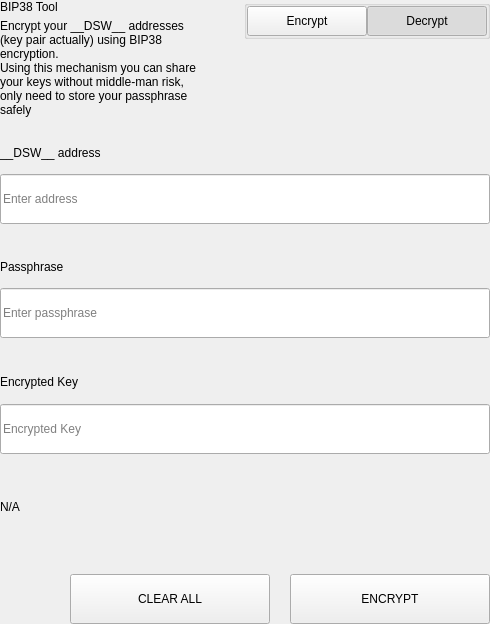
First picture: the form in src/qt/pivx/settings/forms/settingsbittoolwidget.ui, repository decenomy/DSW, before the edit.
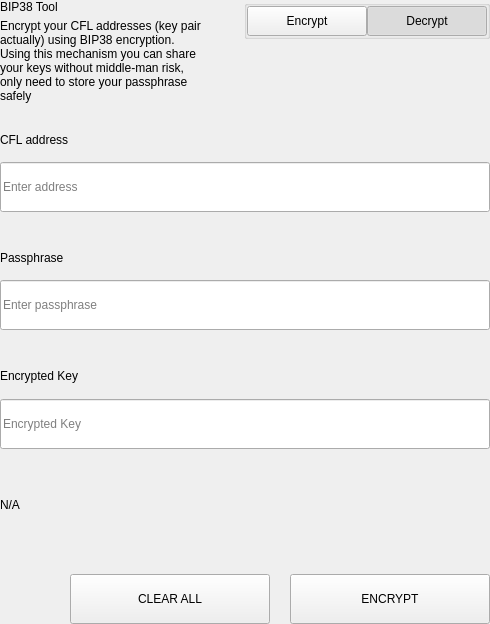
Second picture: the form after the edit.

Patch:
```diff
--- a/src/qt/pivx/settings/forms/settingsbittoolwidget.ui
+++ b/src/qt/pivx/settings/forms/settingsbittoolwidget.ui
@@ -69,7 +69,7 @@
             <item>
              <widget class="QLabel" name="labelSubtitle1">
               <property name="text">
-               <string>Encrypt your __DSW__ addresses (key pair actually) using BIP38 encryption.
+               <string>Encrypt your CFL addresses (key pair actually) using BIP38 encryption.
 Using this mechanism you can share your keys without middle-man risk, only need to store your passphrase safely</string>
               </property>
               <property name="wordWrap">
@@ -657,7 +657,7 @@
                   </size>
                  </property>
                  <property name="text">
-                  <string>__DSW__ address</string>
+                  <string>CFL address</string>
                  </property>
                 </widget>
                </item>
```
